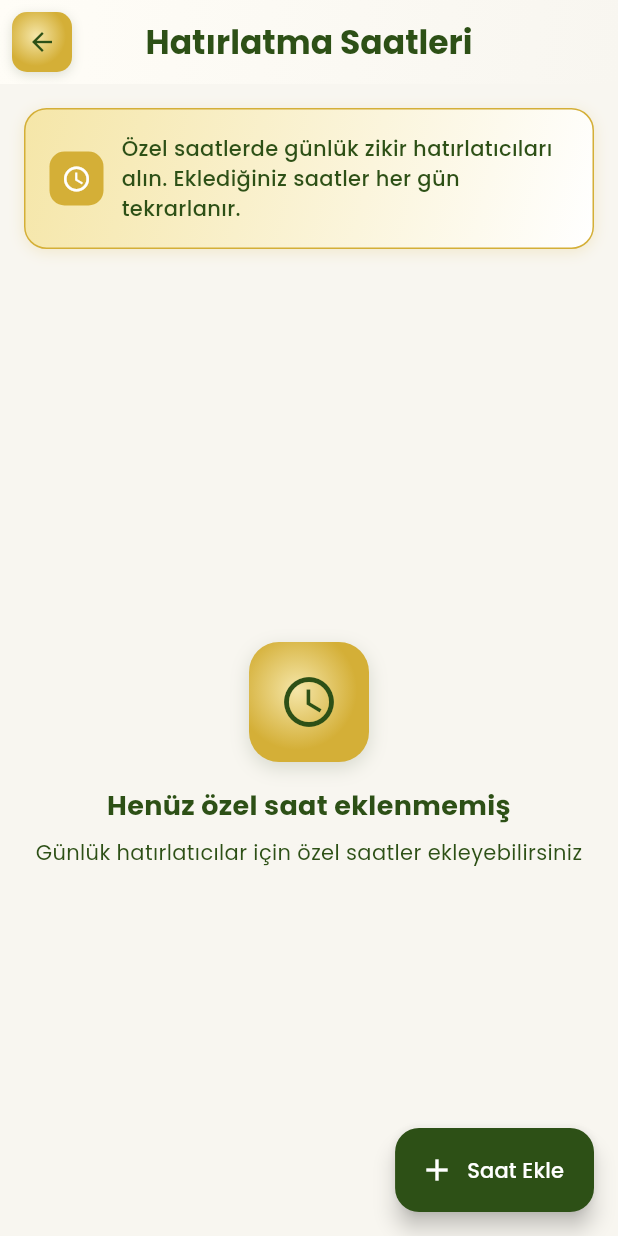
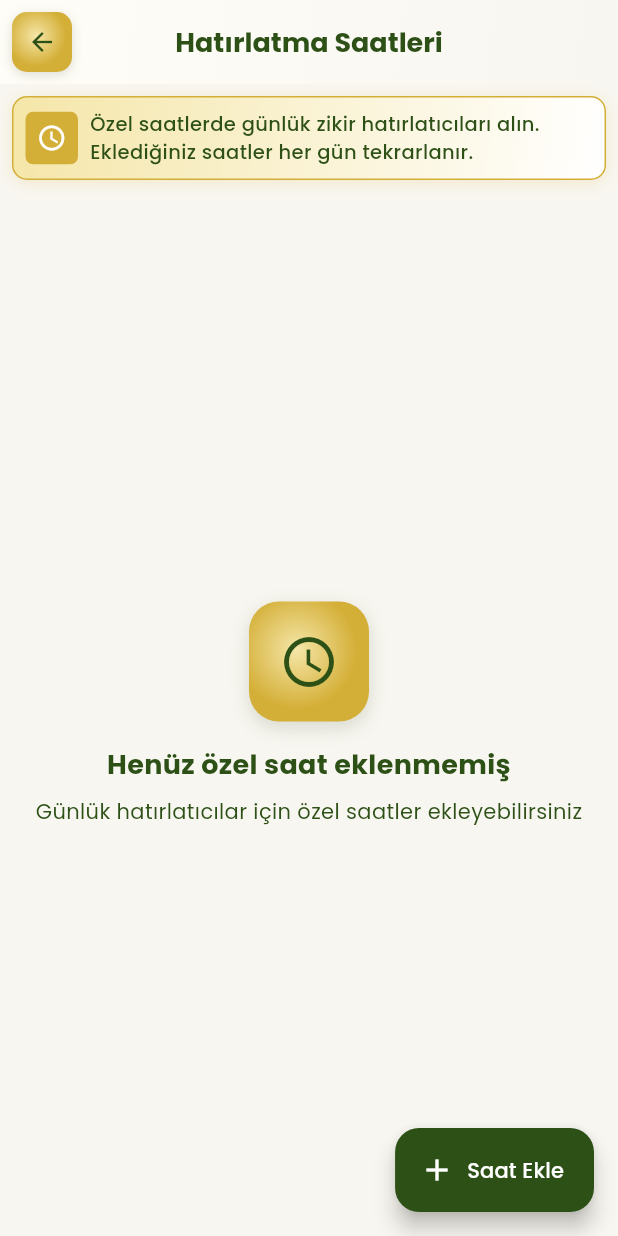
Before and after one commit to OmerDogan06/tasbeepro, a Flutter app: the CustomReminderTimesScreen screen opened directly, on a phone screen of 412 x 824 dp. Run offline on Flutter 3.47's test engine with Material 3 defaults, Android fonts, the phone set to English and light mode, and no system bars; our stand-ins replace audioplayers, fl_chart, flutter_local_notifications, get, google_fonts, open_file and 7 more; accounts and stored records are empty.

Commit message:
feat: Adjust layout and styling in CustomReminderTimesScreen for improved usability

```diff
--- a/lib/screens/custom_reminder_times_screen.dart
+++ b/lib/screens/custom_reminder_times_screen.dart
@@ -78,6 +78,7 @@ class _CustomReminderTimesScreenState extends State<CustomReminderTimesScreen> {
             style: TextStyle(
               fontWeight: FontWeight.bold,
               color: emeraldGreen,
+              fontSize: 18,
             ),
           ),
           centerTitle: true,
@@ -109,15 +110,15 @@ class _CustomReminderTimesScreenState extends State<CustomReminderTimesScreen> {
             children: [
               // Info Card
               Container(
-                padding: const EdgeInsets.all(16),
-                margin: const EdgeInsets.all(16),
+                padding: const EdgeInsets.all(8),
+                margin: const EdgeInsets.all(8),
                 decoration: BoxDecoration(
                   gradient: const LinearGradient(
                     colors: [lightGold, Colors.white],
                     begin: Alignment.topLeft,
                     end: Alignment.bottomRight,
                   ),
-                  borderRadius: BorderRadius.circular(15),
+                  borderRadius: BorderRadius.circular(10),
                   border: Border.all(color: goldColor, width: 1),
                   boxShadow: [
                     BoxShadow(
@@ -130,10 +131,12 @@ class _CustomReminderTimesScreenState extends State<CustomReminderTimesScreen> {
                 child: Row(
                   children: [
                     Container(
-                      padding: const EdgeInsets.all(8),
+                      width: 35,
+                      height: 35,
+                      padding: const EdgeInsets.all(3),
                       decoration: BoxDecoration(
                         color: goldColor,
-                        borderRadius: BorderRadius.circular(10),
+                        borderRadius: BorderRadius.circular(5),
                       ),
                       child: const Icon(
                         Icons.schedule,
@@ -141,12 +144,12 @@ class _CustomReminderTimesScreenState extends State<CustomReminderTimesScreen> {
                         size: 20,
                       ),
                     ),
-                    const SizedBox(width: 12),
+                    const SizedBox(width: 8),
                     const Expanded(
                       child: Text(
                         'Özel saatlerde günlük zikir hatırlatıcıları alın. Eklediğiniz saatler her gün tekrarlanır.',
                         style: TextStyle(
-                          fontSize: 14,
+                          fontSize: 13,
                           color: emeraldGreen,
                           fontWeight: FontWeight.w500,
                         ),
@@ -161,7 +164,7 @@ class _CustomReminderTimesScreenState extends State<CustomReminderTimesScreen> {
                 child: _customTimes.isEmpty
                     ? _buildEmptyState()
                     : ListView.builder(
-                        padding: const EdgeInsets.symmetric(horizontal: 16),
+                        padding: const EdgeInsets.symmetric(horizontal: 8),
                         itemCount: _customTimes.length,
                         itemBuilder: (context, index) {
                           final timeData = _customTimes[index];
@@ -234,7 +237,7 @@ class _CustomReminderTimesScreenState extends State<CustomReminderTimesScreen> {
     final timeString = '${hour.toString().padLeft(2, '0')}:${minute.toString().padLeft(2, '0')}';
 
     return Container(
-      margin: const EdgeInsets.only(bottom: 12),
+      margin: const EdgeInsets.only(bottom: 6),
       decoration: BoxDecoration(
         gradient: LinearGradient(
           begin: Alignment.topLeft,
@@ -244,7 +247,7 @@ class _CustomReminderTimesScreenState extends State<CustomReminderTimesScreen> {
             isActive ? Color(0xFFF5F3E8) : Color(0xFFF0F0F0),
           ],
         ),
-        borderRadius: BorderRadius.circular(15),
+        borderRadius: BorderRadius.circular(10),
         border: Border.all(
           color: isActive ? goldColor.withOpacity(0.3) : Colors.grey.withOpacity(0.3),
           width: 1.5,
@@ -258,9 +261,9 @@ class _CustomReminderTimesScreenState extends State<CustomReminderTimesScreen> {
         ],
       ),
       child: ListTile(
-        contentPadding: const EdgeInsets.symmetric(horizontal: 16, vertical: 8),
+        contentPadding: const EdgeInsets.symmetric(horizontal: 8, vertical: 2),
         leading: Container(
-          padding: const EdgeInsets.all(10),
+          padding: const EdgeInsets.all(8),
           decoration: BoxDecoration(
             gradient: RadialGradient(
               colors: isActive
@@ -280,7 +283,7 @@ class _CustomReminderTimesScreenState extends State<CustomReminderTimesScreen> {
           child: Icon(
             Icons.access_time,
             color: isActive ? emeraldGreen : Colors.grey.shade600,
-            size: 22,
+            size: 20,
           ),
         ),
         title: Text(
@@ -288,14 +291,14 @@ class _CustomReminderTimesScreenState extends State<CustomReminderTimesScreen> {
           style: TextStyle(
             color: isActive ? emeraldGreen : Colors.grey.shade600,
             fontWeight: FontWeight.bold,
-            fontSize: 18,
+            fontSize: 17,
           ),
         ),
         subtitle: Text(
           isActive ? 'Günlük hatırlatıcı aktif' : 'Devre dışı',
           style: TextStyle(
             color: isActive ? emeraldGreen.withOpacity(0.7) : Colors.grey.shade500,
-            fontSize: 12,
+            fontSize: 11,
           ),
         ),
         trailing: Row(
```
